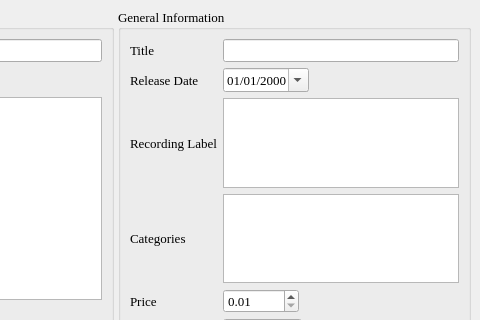
Above: cdinfo.ui from textbrowser/biblioteq before the change; both pictures show x 520 to 1000 and y 0 to 320 of the 1000 by 700 pixel window. Below: the same form after it.
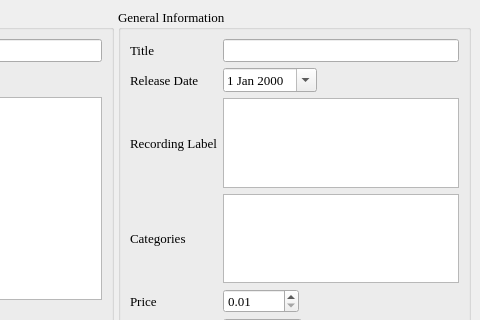
That is the form after the change. Icons and pictures are not drawn. Custom widgets are drawn as their Qt base class.

Commit message: Display dates in their native (system's) format. Data will retain MM/dd/yyyy format.

```diff
--- a/cdinfo.ui
+++ b/cdinfo.ui
@@ -606,9 +606,6 @@
               <pointsize>10</pointsize>
              </font>
             </property>
-            <property name="displayFormat">
-             <string>MM/dd/yyyy</string>
-            </property>
             <property name="calendarPopup">
              <bool>true</bool>
             </property>
```
The commit also changes 15 other files.
